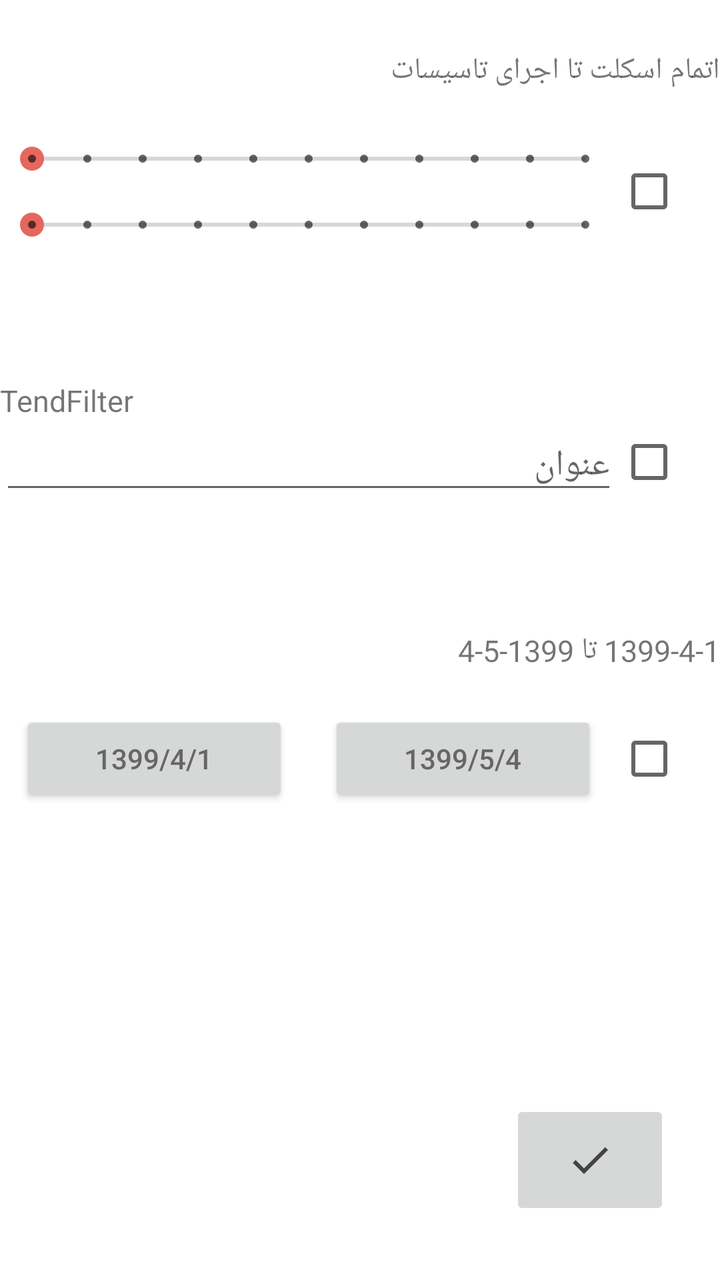
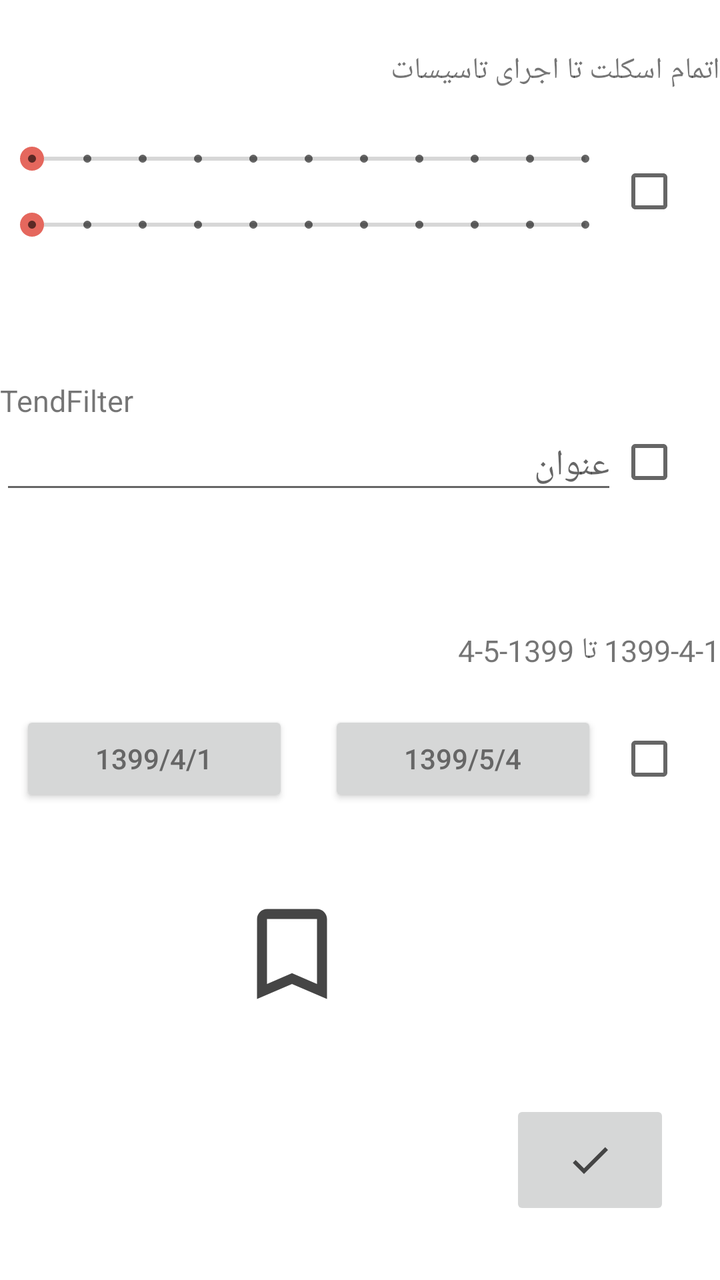

Two renders of the same Android screen: before a commit and after it. Below are the layout's source before the change and the commit's diff.
<!-- AndroidManifest.xml: application theme MyMaterialTheme -->
<!-- res/layout/fragment_drawer_map.xml -->
<?xml version="1.0" encoding="utf-8"?>
<RelativeLayout xmlns:android="http://schemas.android.com/apk/res/android"
    xmlns:app="http://schemas.android.com/apk/res-auto"
    android:layout_width="match_parent"
    android:layout_height="match_parent"
    android:background="@android:color/white">

    <TextView
        android:id="@+id/txtFilterSeek"
        android:layout_width="match_parent"
        android:layout_height="wrap_content"
        android:layout_alignParentTop="true"
        android:layout_marginTop="25dp"
        android:gravity="bottom"
        android:text="اتمام اسکلت تا اجرای تاسیسات"
        android:textAlignment="center"
        android:textSize="15sp" />


    <LinearLayout
        android:layout_width="match_parent"
        android:layout_height="wrap_content"
        android:layout_below="@+id/txtFilterSeek"
        android:layout_marginTop="25dp"
        android:orientation="horizontal">


        <LinearLayout
            android:layout_width="match_parent"
            android:layout_height="wrap_content"
            android:layout_weight="1"
            android:orientation="vertical"
            android:visibility="visible">


            <SeekBar
                android:id="@+id/seekBar01"
                android:layout_width="match_parent"
                android:layout_height="wrap_content"
                android:layout_marginBottom="15dp"
                android:max="10"
                android:theme="@style/Widget.AppCompat.SeekBar.Discrete" />

            <SeekBar
                android:id="@+id/seekBar02"
                android:layout_width="match_parent"
                android:layout_height="wrap_content"
                android:max="10"
                android:theme="@style/Widget.AppCompat.SeekBar.Discrete" />
        </LinearLayout>

        <CheckBox
            android:id="@+id/checkBoxFilter01"
            android:layout_width="match_parent"
            android:layout_height="match_parent"
            android:layout_weight="6" />

    </LinearLayout>

    <TextView
        android:id="@+id/txtFilterTend"
        android:layout_width="match_parent"
        android:layout_height="wrap_content"
        android:layout_alignParentTop="true"
        android:layout_marginTop="190dp"
        android:gravity="bottom"
        android:text="TendFilter"
        android:textAlignment="center"
        android:textSize="15sp" />

    <LinearLayout
        android:layout_width="match_parent"
        android:layout_height="wrap_content"
        android:layout_below="@+id/txtFilterSeek"
        android:layout_marginTop="165dp"
        android:orientation="horizontal">


        <EditText
            android:id="@+id/ediTendFilter"
            android:layout_width="match_parent"
            android:layout_height="wrap_content"
            android:hint="عنوان"
            android:layout_weight="1"/>

        <CheckBox
            android:id="@+id/checkBoxFilter02"
            android:layout_width="match_parent"
            android:layout_height="match_parent"
            android:layout_weight="6" />

    </LinearLayout>
    <TextView
        android:id="@+id/txtFilterDate"
        android:layout_width="match_parent"
        android:layout_height="wrap_content"
        android:layout_alignParentTop="true"
        android:layout_marginTop="315dp"
        android:gravity="bottom"
        android:text="1399-4-1 تا 1399-5-4 "
        android:textAlignment="center"
        android:textSize="15sp" />
    <LinearLayout
        android:layout_width="match_parent"
        android:layout_height="wrap_content"
        android:layout_below="@+id/txtFilterSeek"
        android:layout_marginTop="300dp"
        android:orientation="horizontal">


        <LinearLayout
            android:layout_width="match_parent"
            android:layout_height="wrap_content"
            android:layout_weight="1"
            android:orientation="horizontal"
            android:visibility="visible">


            <Button
                android:id="@+id/btnDateFilter01"
                android:layout_width="match_parent"
                android:layout_height="wrap_content"
                android:layout_margin="10dp"
                android:text="1399/4/1"
                android:layout_weight="1"
                 />

            <Button
                android:id="@+id/btnDateFilter02"
                android:layout_width="match_parent"
                android:layout_height="wrap_content"
                android:layout_margin="10dp"
                android:text="1399/5/4"
                android:layout_weight="1" />
        </LinearLayout>

        <CheckBox
            android:id="@+id/checkBoxFilter03"
            android:layout_width="match_parent"
            android:layout_height="match_parent"
            android:layout_weight="6" />

    </LinearLayout>

    <ImageButton
        android:id="@+id/imgFilter"
        android:layout_width="80dp"
        android:layout_height="60dp"
        android:layout_alignParentEnd="true"
        android:layout_alignParentBottom="true"
        android:layout_marginEnd="25dp"
        android:layout_marginBottom="30dp"
        app:srcCompat="@drawable/ic_done_black_24dp" />


</RelativeLayout>
<!-- resources referenced by this layout -->
<resources>
  <!-- drawable ic_done_black_24dp (drawable) -->
  <vector android:alpha="0.96" android:height="24dp"
      android:tint="#3C3C3C" android:viewportHeight="24.0"
      android:viewportWidth="24.0" android:width="24dp" xmlns:android="http://schemas.android.com/apk/res/android">
      <path android:fillColor="#FF000000" android:pathData="M9,16.2L4.8,12l-1.4,1.4L9,19 21,7l-1.4,-1.4L9,16.2z"/>
  </vector>
  <style name="MyMaterialTheme" parent="MyMaterialTheme.Base">
          <item name="android:textColorPrimary">@color/textColorPrimary</item>
      </style>
  <style name="MyMaterialTheme.Base" parent="Theme.MaterialComponents.Light.NoActionBar">
          <item name="windowNoTitle">true</item>
          <item name="windowActionBar">false</item>
          <item name="colorPrimary">@color/colorPrimary</item>
          <item name="colorPrimaryDark">@color/colorPrimaryDark</item>
          <item name="colorAccent">@color/colorAccent</item>
      </style>
  <color name="textColorPrimary">#666666</color>
  <color name="colorPrimary">#333333</color>
  <color name="colorPrimaryDark">#333333</color>
  <color name="colorAccent">#E5675D</color>
</resources>

<!-- the commit's change to res/layout/fragment_drawer_map.xml (unified diff, before → after) -->
@@ -152,5 +152,17 @@
         android:layout_marginBottom="30dp"
         app:srcCompat="@drawable/ic_done_black_24dp" />
 
+    <CheckBox
+        android:id="@+id/checkBoxBookmark"
+        android:layout_width="wrap_content"
+        android:layout_height="wrap_content"
+        android:layout_alignParentStart="true"
+        android:layout_alignParentTop="true"
+        android:layout_marginStart="152dp"
+        android:layout_marginTop="453dp"
+        android:button="@drawable/selector_book_mark"
+        android:scaleX="2.5"
+        android:scaleY="2.5" />
+
 
 </RelativeLayout>
<!-- resource entries referenced after the edit -->
@@ -6,9 +6,30 @@
       android:viewportWidth="24.0" android:width="24dp" xmlns:android="http://schemas.android.com/apk/res/android">
       <path android:fillColor="#FF000000" android:pathData="M9,16.2L4.8,12l-1.4,1.4L9,19 21,7l-1.4,-1.4L9,16.2z"/>
   </vector>
+  <!-- drawable selector_book_mark (drawable) -->
+  <?xml version="1.0" encoding="utf-8"?>
+  <selector xmlns:android="http://schemas.android.com/apk/res/android">
+      <item android:drawable="@drawable/ic_bk_false_24dp"
+          android:state_checked="false"/>
+      <item android:drawable="@drawable/ic_bk_true_24dp"
+          android:state_checked="true"/>
+      <item android:drawable="@drawable/ic_bk_false_24dp"/>
+  </selector>
   <style name="MyMaterialTheme" parent="MyMaterialTheme.Base">
           <item name="android:textColorPrimary">@color/textColorPrimary</item>
       </style>
+  <!-- drawable ic_bk_false_24dp (drawable) -->
+  <vector android:alpha="0.96" android:height="24dp"
+      android:tint="#3C3C3C" android:viewportHeight="24.0"
+      android:viewportWidth="24.0" android:width="24dp" xmlns:android="http://schemas.android.com/apk/res/android">
+      <path android:fillColor="#FF000000" android:pathData="M17,3L7,3c-1.1,0 -1.99,0.9 -1.99,2L5,21l7,-3 7,3L19,5c0,-1.1 -0.9,-2 -2,-2zM17,18l-5,-2.18L7,18L7,5h10v13z"/>
+  </vector>
+  <!-- drawable ic_bk_true_24dp (drawable) -->
+  <vector android:alpha="0.96" android:height="24dp"
+      android:tint="#3C3C3C" android:viewportHeight="24.0"
+      android:viewportWidth="24.0" android:width="24dp" xmlns:android="http://schemas.android.com/apk/res/android">
+      <path android:fillColor="#FF000000" android:pathData="M17,3H7c-1.1,0 -1.99,0.9 -1.99,2L5,21l7,-3 7,3V5c0,-1.1 -0.9,-2 -2,-2z"/>
+  </vector>
   <style name="MyMaterialTheme.Base" parent="Theme.MaterialComponents.Light.NoActionBar">
           <item name="windowNoTitle">true</item>
           <item name="windowActionBar">false</item>
